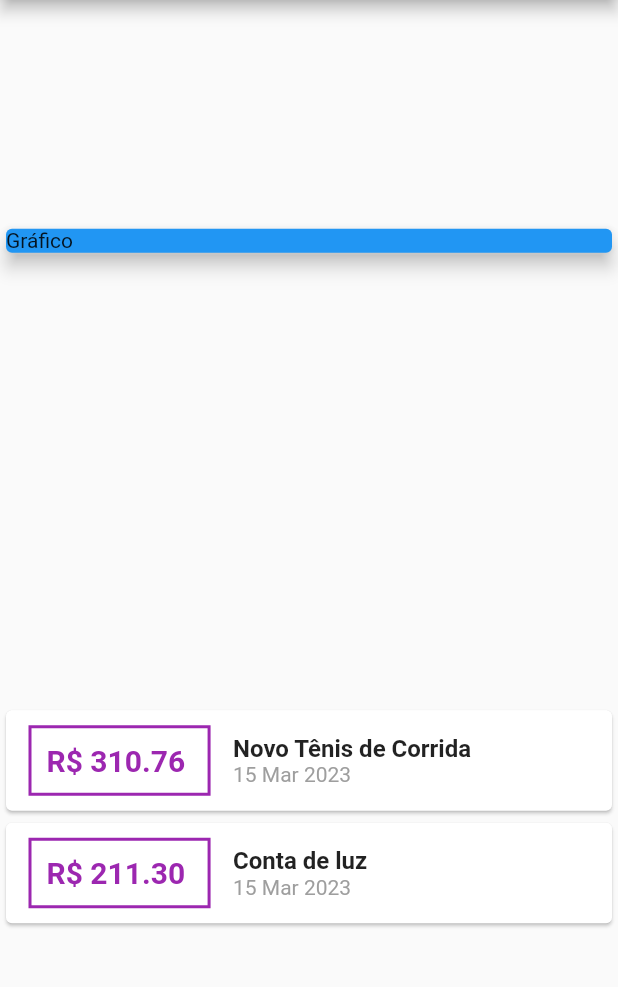
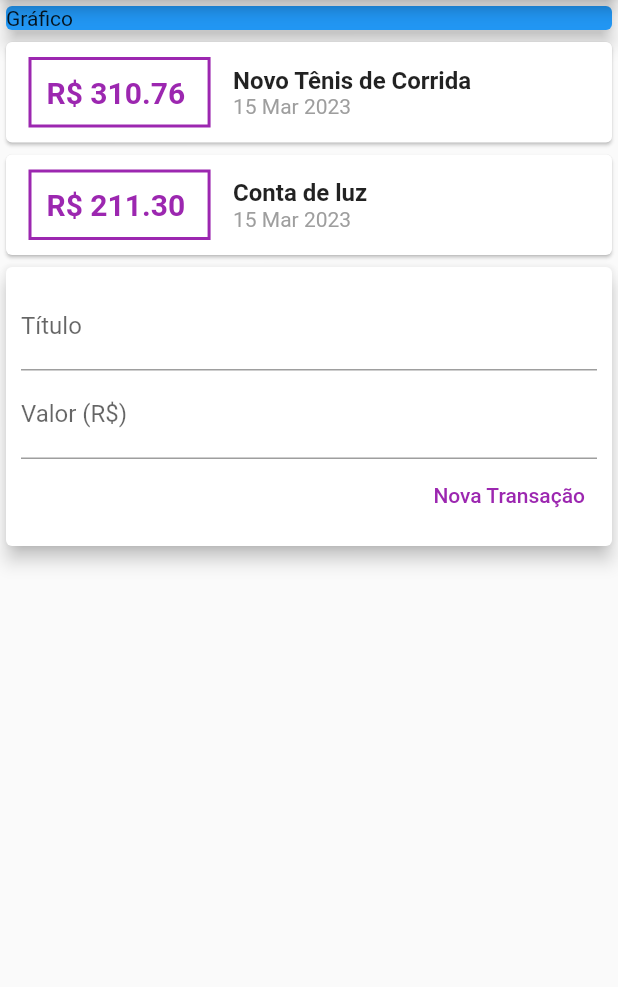
Before and after one commit to Okamael/despesas_pessoais, a Flutter app: the screen it shows after launch, on a phone screen of 412 x 824 dp, the part 84-1071 px from its top. Run offline on Flutter 3.47's test engine with Material 2 defaults, Android fonts, the phone set to English and light mode, and no system bars.

Commit message:
refatorando tela e criando componentes

```diff
--- /dev/null
+++ b/lib/components/transaction_form.dart
@@ -0,0 +1,45 @@
+import 'package:flutter/material.dart';
+import 'package:flutter/src/widgets/framework.dart';
+import 'package:flutter/src/widgets/placeholder.dart';
+
+class TransactionFormWidget extends StatelessWidget {
+  final titleController = TextEditingController();
+  final valueController = TextEditingController();
+  TransactionFormWidget({super.key});
+
+  @override
+  Widget build(BuildContext context) {
+    return Card(
+      elevation: 5,
+      child: Padding(
+        padding: const EdgeInsets.all(10.0),
+        child: Column(
+          children: [
+            TextField(
+              controller: titleController,
+              decoration: InputDecoration(labelText: 'Título'),
+            ),
+            TextField(
+              controller: valueController,
+              decoration: InputDecoration(labelText: 'Valor (R\$)'),
+            ),
+            Row(
+              mainAxisAlignment: MainAxisAlignment.end,
+              children: [
+                TextButton(
+                    onPressed: () {
+                      print(
+                          'Titulo:${titleController.text} \n Value:${valueController.text}');
+                    },
+                    child: const Text(
+                      'Nova Transação',
+                      style: TextStyle(color: Colors.purple),
+                    )),
+              ],
+            )
+          ],
+        ),
+      ),
+    );
+  }
+}
--- /dev/null
+++ b/lib/components/transaction_list.dart
@@ -0,0 +1,61 @@
+import 'package:despesas_pessoais/models/transaction.dart';
+import 'package:flutter/material.dart';
+import 'package:flutter/src/widgets/framework.dart';
+import 'package:flutter/src/widgets/placeholder.dart';
+import 'package:intl/intl.dart';
+
+class TransactionListWidget extends StatelessWidget {
+  final List<Transaction> transactions;
+  const TransactionListWidget({super.key, required this.transactions});
+
+  @override
+  Widget build(BuildContext context) {
+    return Column(
+      children: transactions.map((transaction) {
+        return Card(
+          child: Row(
+            children: [
+              Container(
+                margin:
+                    const EdgeInsets.symmetric(horizontal: 15, vertical: 10),
+                child: Text(
+                  'R\$ ${transaction.value.toStringAsFixed(2)} ',
+                  style: const TextStyle(
+                    fontWeight: FontWeight.bold,
+                    fontSize: 20,
+                    color: Colors.purple,
+                  ),
+                ),
+                decoration: BoxDecoration(
+                  border: Border.all(
+                    color: Colors.purple,
+                    width: 2,
+                  ),
+                ),
+                padding: EdgeInsets.all(10),
+              ),
+              Column(
+                crossAxisAlignment: CrossAxisAlignment.start,
+                children: [
+                  Text(
+                    transaction.title,
+                    style: const TextStyle(
+                      fontSize: 16,
+                      fontWeight: FontWeight.bold,
+                    ),
+                  ),
+                  Text(
+                    DateFormat('d MMM y').format(transaction.date),
+                    style: TextStyle(
+                      color: Colors.grey,
+                    ),
+                  )
+                ],
+              )
+            ],
+          ),
+        );
+      }).toList(),
+    );
+  }
+}
--- /dev/null
+++ b/lib/components/transaction_user.dart
@@ -0,0 +1,39 @@
+import 'package:despesas_pessoais/components/transaction_form.dart';
+import 'package:despesas_pessoais/components/transaction_list.dart';
+import 'package:despesas_pessoais/models/transaction.dart';
+import 'package:flutter/material.dart';
+import 'package:flutter/src/widgets/framework.dart';
+import 'package:flutter/src/widgets/placeholder.dart';
+
+class TransactionUser extends StatefulWidget {
+  const TransactionUser({super.key});
+
+  @override
+  State<TransactionUser> createState() => _TransactionUserState();
+}
+
+class _TransactionUserState extends State<TransactionUser> {
+  final _transactions = [
+    Transaction(
+      id: 't1',
+      title: 'Novo Tênis de Corrida',
+      value: 310.76,
+      date: DateTime.now(),
+    ),
+    Transaction(
+      id: 't2',
+      title: 'Conta de luz',
+      value: 211.30,
+      date: DateTime.now(),
+    ),
+  ];
+  @override
+  Widget build(BuildContext context) {
+    return Column(
+      children: [
+        TransactionListWidget(transactions: _transactions),
+        TransactionFormWidget()
+      ],
+    );
+  }
+}
--- a/lib/main.dart
+++ b/lib/main.dart
@@ -1,3 +1,6 @@
+import 'package:despesas_pessoais/components/transaction_form.dart';
+import 'package:despesas_pessoais/components/transaction_list.dart';
+import 'package:despesas_pessoais/components/transaction_user.dart';
 import 'package:despesas_pessoais/models/transaction.dart';
 import 'package:flutter/material.dart';
 import 'package:intl/intl.dart';
@@ -18,20 +21,6 @@ class ExpensesApp extends StatelessWidget {
 }
 
 class MyHomePage extends StatelessWidget {
-  final _transactions = [
-    Transaction(
-      id: 't1',
-      title: 'Novo Tênis de Corrida',
-      value: 310.76,
-      date: DateTime.now(),
-    ),
-    Transaction(
-      id: 't2',
-      title: 'Conta de luz',
-      value: 211.30,
-      date: DateTime.now(),
-    ),
-  ];
   MyHomePage({super.key});
 
   @override
@@ -40,69 +29,30 @@ class MyHomePage extends StatelessWidget {
       appBar: AppBar(
         title: Text('Despesas Pessoais'),
       ),
-      body: Center(
-        child: Column(
-          mainAxisAlignment: MainAxisAlignment.spaceAround,
+      body: Column(
         crossAxisAlignment: CrossAxisAlignment.stretch,
         children: [
           Container(
             width: MediaQuery.of(context).size.width,
-              child: Card(
-                child: Text('Gráfico'),
+            child: const Card(
+              child: const Text('Gráfico'),
               elevation: 5,
               color: Colors.blue,
             ),
           ),
-            Column(
-              children: _transactions.map((transaction) {
-                return Card(
-                  child: Row(
-                    children: [
-                      Container(
-                        margin: const EdgeInsets.symmetric(
-                            horizontal: 15, vertical: 10),
-                        child: Text(
-                          'R\$ ${transaction.value.toStringAsFixed(2)} ',
-                          style: TextStyle(
-                            fontWeight: FontWeight.bold,
-                            fontSize: 20,
-                            color: Colors.purple,
-                          ),
-                        ),
-                        decoration: BoxDecoration(
-                          border: Border.all(
-                            color: Colors.purple,
-                            width: 2,
-                          ),
-                        ),
-                        padding: EdgeInsets.all(10),
-                      ),
-                      Column(
-                        crossAxisAlignment: CrossAxisAlignment.start,
-                        children: [
-                          Text(
-                            transaction.title,
-                            style: const TextStyle(
-                              fontSize: 16,
-                              fontWeight: FontWeight.bold,
-                            ),
-                          ),
-                          Text(
-                            DateFormat('d MMM y').format(transaction.date),
-                            style: TextStyle(
-                              color: Colors.grey,
-                            ),
-                          )
+          const TransactionUser()
         ],
-                      )
-                    ],
-                  ),
-                );
-              }).toList(),
-            )
-          ],
-        ),
       ),
     );
   }
 }
+
+class Transacoes {
+  final String title;
+  final double value;
+
+  Transacoes({
+    required this.title,
+    required this.value,
+  });
+}
```
Lines whose indentation alone changed are shown as unchanged.
